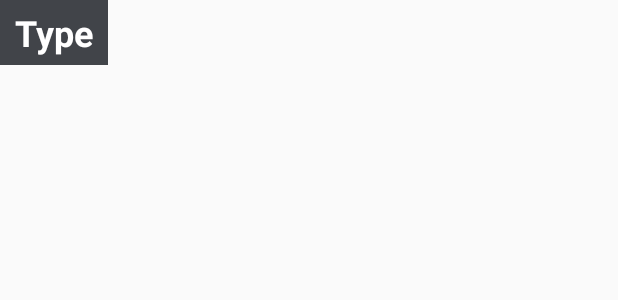
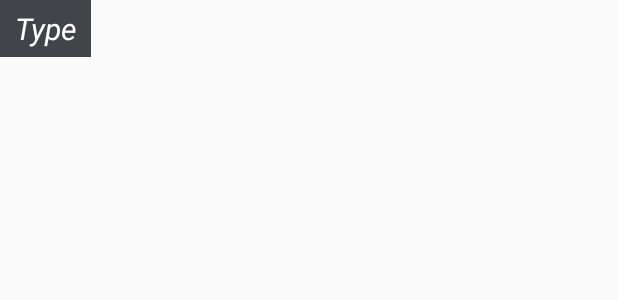
Before and after one commit to binhlecong/CSC13009_Final, an Android app: the layout word_type_layout.xml on its own in the app's theme, with its tools: preview values and no code run, on a phone screen of 412 x 824 dp. Shown: the top 300 px of the screen. Run offline under Robolectric (Android 15) with nearby library versions, the phone set to English and light mode, and no system bars.

Commit message:
refactor - adjust UI

```diff
--- a/app/src/main/res/layout/word_en_sample_layout.xml
+++ b/app/src/main/res/layout/word_en_sample_layout.xml
@@ -3,6 +3,7 @@
     android:layout_width="wrap_content"
     android:layout_height="wrap_content"
     android:padding="5dp"
+    android:paddingStart="20dp"
     android:text="Vietnamese sample"
     android:textColor="@color/colorAccent"
     android:textSize="16sp" />
--- a/app/src/main/res/layout/word_type_layout.xml
+++ b/app/src/main/res/layout/word_type_layout.xml
@@ -7,5 +7,5 @@
     android:paddingVertical="5dp"
     android:text="Type"
     android:textColor="@color/tfe_semi_transparent"
-    android:textSize="24sp"
-    android:textStyle="bold" />
+    android:textSize="20sp"
+    android:textStyle="italic" />
--- a/app/src/main/res/layout/word_vi_sample_layout.xml
+++ b/app/src/main/res/layout/word_vi_sample_layout.xml
@@ -3,5 +3,6 @@
     android:layout_width="wrap_content"
     android:layout_height="wrap_content"
     android:padding="5dp"
+    android:paddingStart="20dp"
     android:text="Vietnamese sample"
     android:textSize="16sp" />
```
Also changed, not shown: app/src/main/res/layout/word_detail_page.xml (+11 -5 lines).
